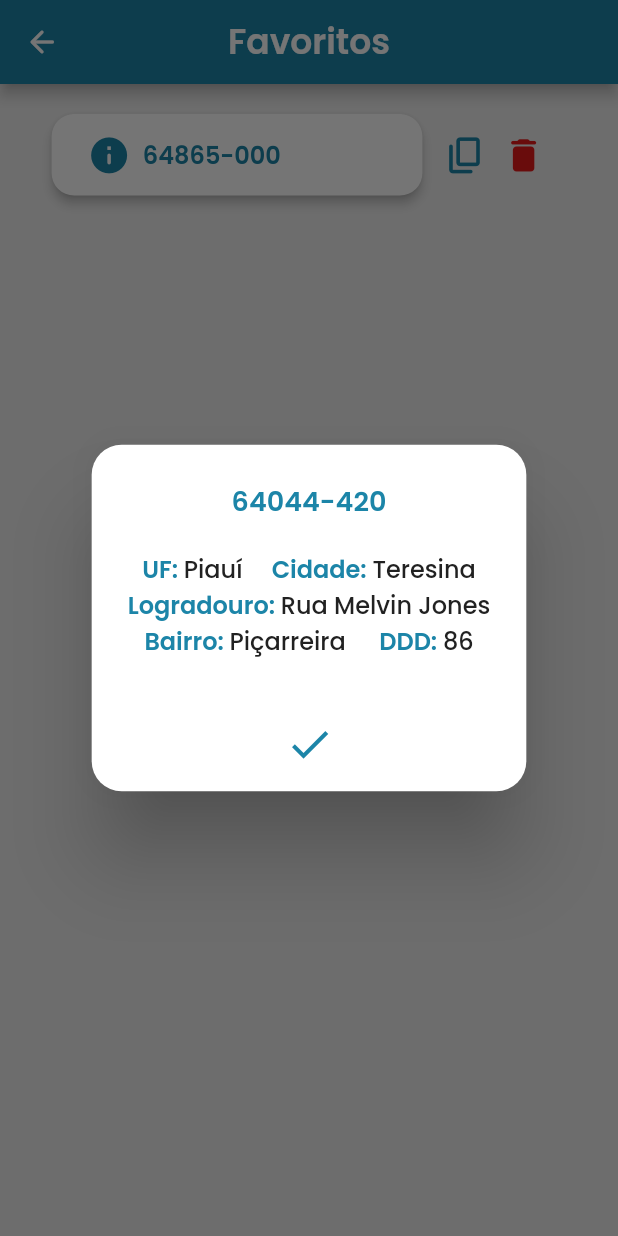
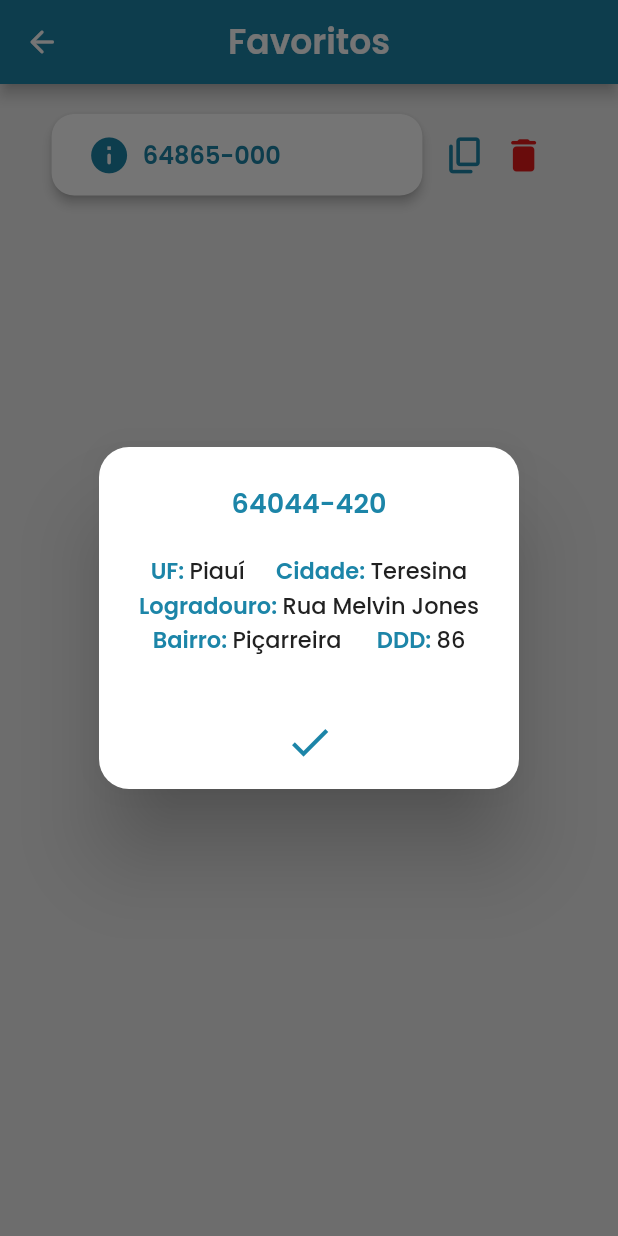
Before and after one commit to rm3d0nc4/Consulta-CEP, a Flutter app: the FavoritesPages screen opened directly, after a tap on "64865-000", on a phone screen of 412 x 824 dp. Run offline on Flutter 3.47's test engine with Material 2 defaults, Android fonts, the phone set to English and light mode, and no system bars; our stand-ins replace mask_text_input_formatter.

Commit message:
Reduzindo tam. da fonte

```diff
--- a/lib/widgets/rich_text_result.dart
+++ b/lib/widgets/rich_text_result.dart
@@ -13,7 +13,7 @@ class RichTextResult extends StatelessWidget {
         style: const TextStyle(
             color: Color(0xFF1C85A8),
             fontFamily: 'Poppins',
-            fontSize: 16,
+            fontSize: 15,
             fontWeight: FontWeight.w600),
         children: [
           TextSpan(
@@ -21,7 +21,7 @@ class RichTextResult extends StatelessWidget {
             style: const TextStyle(
                 color: Color(0xFF212121),
                 fontFamily: 'Poppins',
-                fontSize: 16,
+                fontSize: 15,
                 fontWeight: FontWeight.w500),
           )
         ],
```
